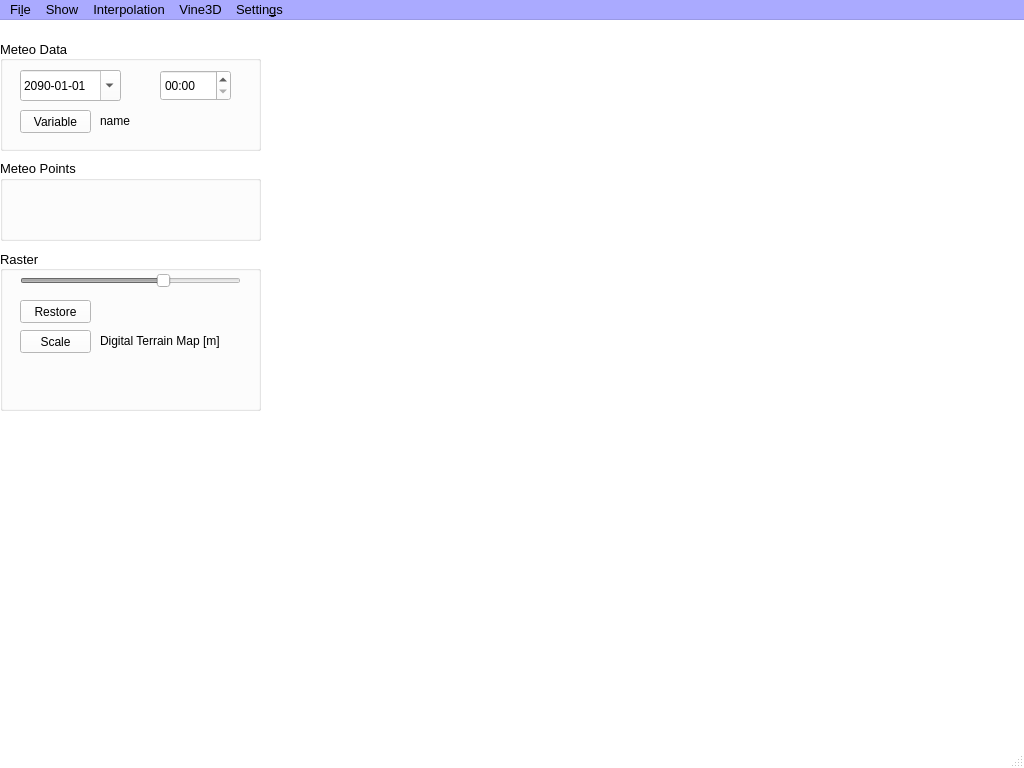
Qt form VINE3D/mainWindow.ui (gaowudao/CRITERIA3D) before a commit.
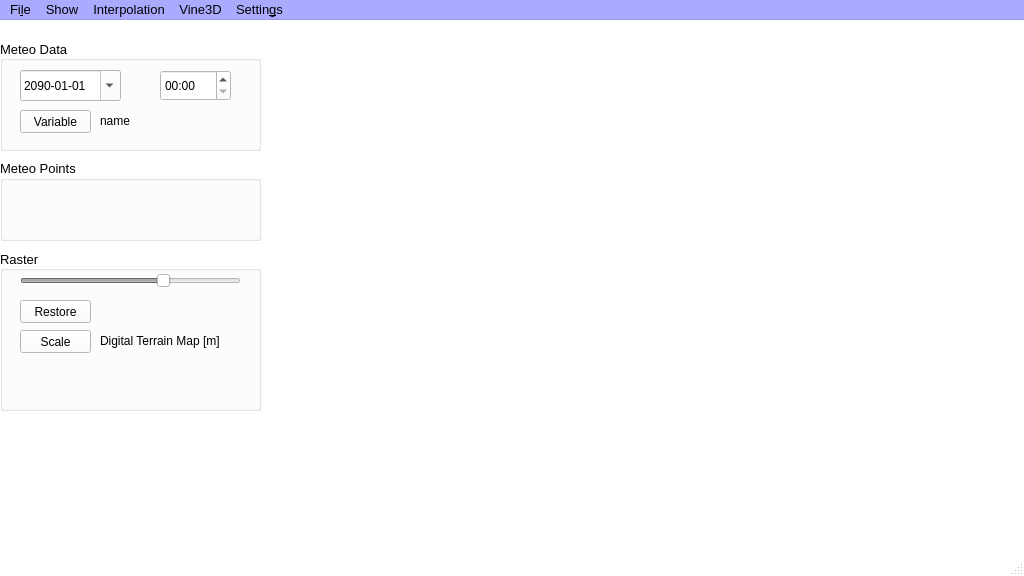
The same form after that commit.

```diff
--- a/VINE3D/mainWindow.ui
+++ b/VINE3D/mainWindow.ui
@@ -7,7 +7,7 @@
     <x>0</x>
     <y>0</y>
     <width>1024</width>
-    <height>768</height>
+    <height>576</height>
    </rect>
   </property>
   <property name="palette">
```
